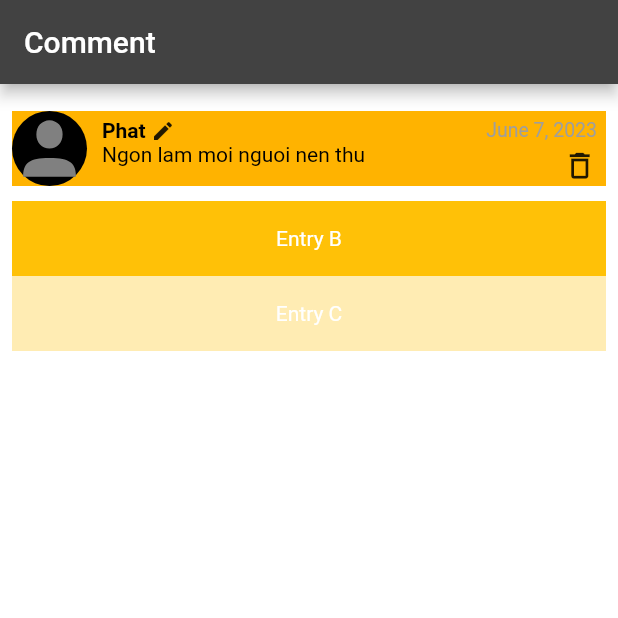
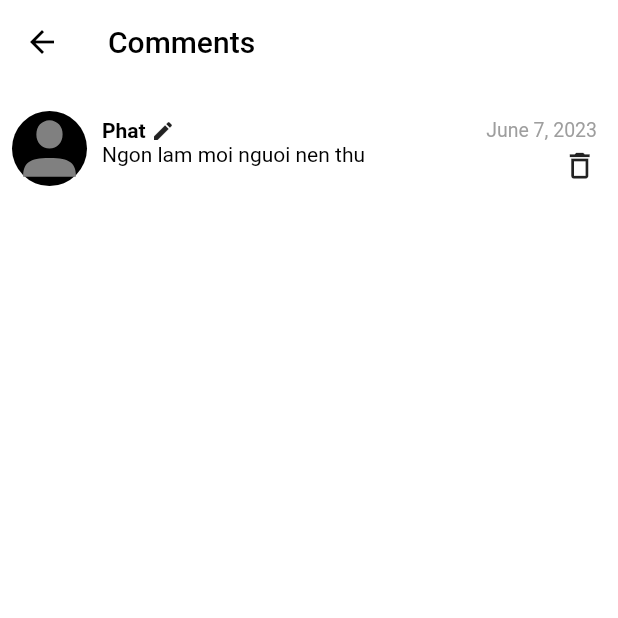
Before and after one commit to OnlyFoodApp/onlyfood_mo, a Flutter app: the screen it shows after launch, on a phone screen of 412 x 824 dp, the top half of it. Run offline on Flutter 3.47's test engine with Material 2 defaults, Android fonts, the light colour scheme and no system bars; our stand-ins replace firebase_core, flutter_svg, image_picker, jwt_decoder; accounts and stored records are empty.

Commit message:
fix ui comments

```diff
--- a/onlyfood_mo/lib/main.dart
+++ b/onlyfood_mo/lib/main.dart
@@ -6,7 +6,7 @@ import 'package:onlyfood_mo/responsive/responsive_layout_screen.dart';
 import 'package:onlyfood_mo/responsive/web_screen_layout.dart';
 import 'package:onlyfood_mo/screens/campaign/add_new_campaign.dart';
 import 'package:onlyfood_mo/screens/campaign/add_menu_for_campaign.dart';
-import 'package:onlyfood_mo/screens/comment/comment_screnn.dart';
+import 'package:onlyfood_mo/screens/comment/comment_screen.dart';
 import 'package:onlyfood_mo/screens/login/login_screen.dart';
 import 'package:onlyfood_mo/screens/newfeeds/newfeed_screen.dart';
 import 'package:onlyfood_mo/screens/profile_editing/profile_editing.dart';
--- a/onlyfood_mo/lib/screens/comment/comment_screnn.dart
+++ b/onlyfood_mo/lib/screens/comment/comment_screen.dart
@@ -12,16 +12,24 @@ class _CommentScreenState extends State<CommentScreen> {
   @override
   Widget build(BuildContext context) {
     return Scaffold(
-        appBar: AppBar(
-          title: Text("Comment"),
+      appBar: AppBar(
+        elevation: 0,
+        backgroundColor: Colors.white,
+        leading: IconButton(
+          icon: const Icon(Icons.arrow_back, color: Colors.black),
+          onPressed: () {
+            // Thực hiện các hành động khi nhấn nút back
+            Navigator.of(context).pop();
+          },
         ),
-        body: SafeArea(
-            child: ListView(
+        title: const Text('Comments', style: TextStyle(color: Colors.black)),
+      ),
+      body: SafeArea(
+        child: ListView(
           padding: const EdgeInsets.all(8),
           children: <Widget>[
             Container(
               height: 50,
-              color: Colors.amber[600],
               margin: EdgeInsets.only(top: 10, bottom: 10),
               child: Row(
                 children: [
@@ -90,17 +98,9 @@ class _CommentScreenState extends State<CommentScreen> {
                 ],
               ),
             ),
-            Container(
-              height: 50,
-              color: Colors.amber[500],
-              child: const Center(child: Text('Entry B')),
-            ),
-            Container(
-              height: 50,
-              color: Colors.amber[100],
-              child: const Center(child: Text('Entry C')),
-            ),
           ],
-        )));
+        ),
+      ),
+    );
   }
 }
```
Also changed, not shown: onlyfood_mo/lib/models/comment.dart (added, +36 -0 lines).
